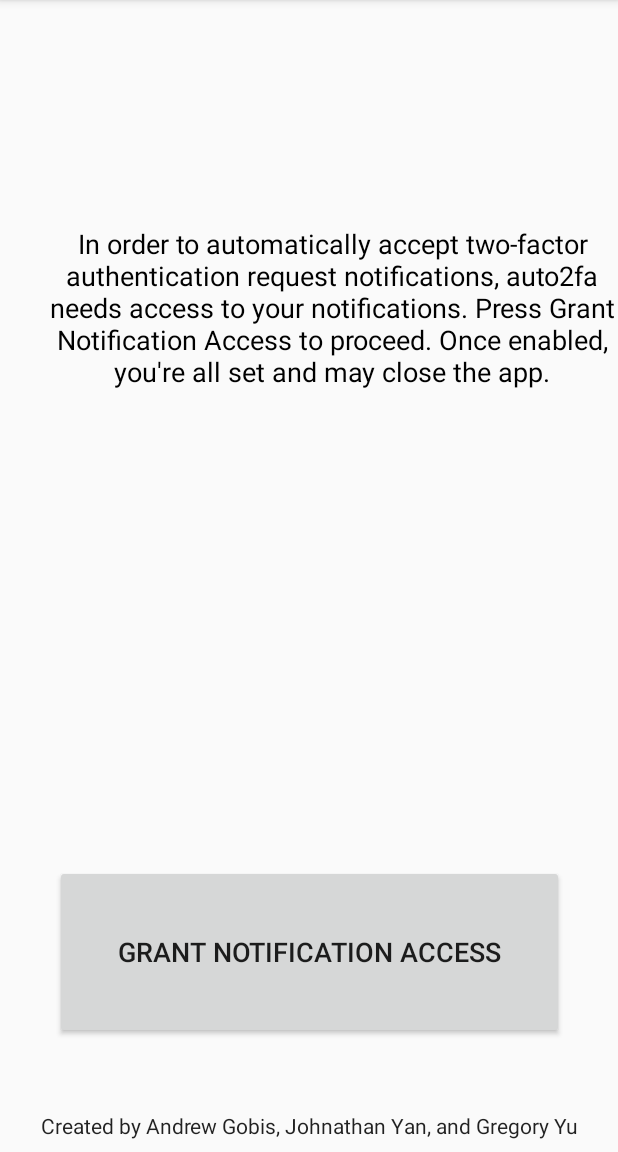
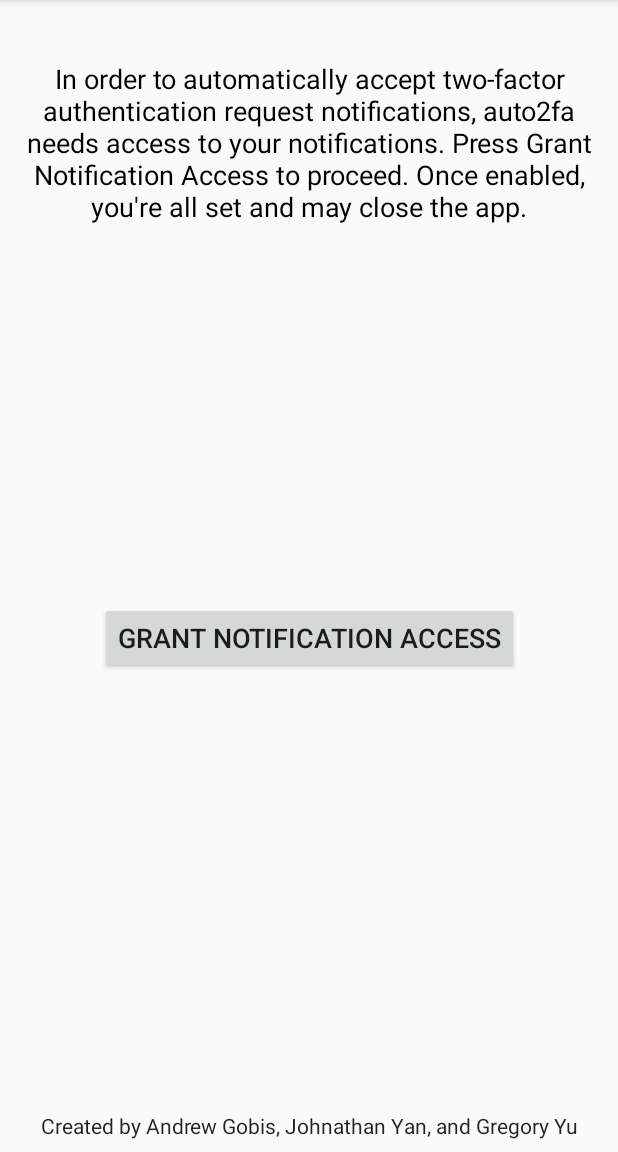
Before and after one commit to yugregory/auto2fa, an Android app: the screen it shows after launch (MainActivity), on a phone screen of 412 x 824 dp, the part 84-1236 px from its top. Run offline under Robolectric (Android 15) with nearby library versions, the phone set to English and light mode, and no system bars.

Commit message:
added a UI

```diff
--- a/app/src/main/java/com/example/auto2fa/MainActivity.java
+++ b/app/src/main/java/com/example/auto2fa/MainActivity.java
@@ -13,20 +13,27 @@ import android.support.v7.app.AppCompatActivity;
 import android.os.Bundle;
 import android.util.Log;
 import android.view.View;
+import android.widget.TextView;
 import android.widget.Button;
-import android.widget.Toast;
+//import android.widget.Toast;
 
 public class MainActivity extends AppCompatActivity {
     // RECEIVER VARIABLES
     private NotificationReceiver nReceiver;
+
     private String TAG = this.getClass().getSimpleName();
+    private TextView notificationAccessInstructionsTextView;
+    private Button notificationAccessButton;
+    private TextView noActionRequiredTextView;
+
 
     // CREATION OF NOTIFICATION BUTTON VARIABLES
-    private Button button_notify;
-    private static final String PRIMARY_CHANNEL_ID = "primary_notification_channel";
-    private static final int NOTIFICATION_ID = 0;
-    private NotificationManager mNotifyManager;
+    //private Button button_notify;
+    //private static final String PRIMARY_CHANNEL_ID = "primary_notification_channel";
+    //private static final int NOTIFICATION_ID = 0;
+    //private NotificationManager mNotifyManager;
 
+    /*
     public void createNotificationChannel()
     {
         mNotifyManager = (NotificationManager)
@@ -43,7 +50,9 @@ public class MainActivity extends AppCompatActivity {
             mNotifyManager.createNotificationChannel(notificationChannel);
         }
     }
+    */
 
+    /*
     private NotificationCompat.Builder getNotificationBuilder(){
         NotificationCompat.Builder notifyBuilder = new NotificationCompat.Builder(this, PRIMARY_CHANNEL_ID)
                 .setContentTitle("You've been notified!")
@@ -51,31 +60,41 @@ public class MainActivity extends AppCompatActivity {
                 .setSmallIcon(R.drawable.ic_launcher_background);
         return notifyBuilder;
     }
+    */
 
+    /*
     public void sendNotification() {
         NotificationCompat.Builder notifyBuilder = getNotificationBuilder();
         mNotifyManager.notify(NOTIFICATION_ID, notifyBuilder.build());
     }
+    */
 
     @Override
     protected void onCreate(Bundle savedInstanceState) {
         super.onCreate(savedInstanceState);
         setContentView(R.layout.activity_main);
 
-        createNotificationChannel();
+        //createNotificationChannel();
 
         // TODO: START LISTENER
         NotificationListener listener = new NotificationListener();
 
+        notificationAccessButton = findViewById(R.id.grantNotificationAccessButton);
+        notificationAccessInstructionsTextView = findViewById(R.id.getNotificationAccessInstructions);
+        noActionRequiredTextView = findViewById(R.id.noActionView);
+
         // ask user for notification permissions if necessary
         boolean canAccessNotifications = isNotificationAccessEnabled();
+
         if (!canAccessNotifications) {
             Log.i(TAG,"Requesting notification access");
-            Intent intent = new Intent("android.settings.ACTION_NOTIFICATION_LISTENER_SETTINGS");
-            startActivity(intent);
+            //Intent intent = new Intent("android.settings.ACTION_NOTIFICATION_LISTENER_SETTINGS");
+            //startActivity(intent);
+            showNoNotificationAccess();
         } else {
-            Log.i(TAG,"Can already access notifications: " + Boolean.toString(canAccessNotifications));
-            Toast.makeText(getApplicationContext(), "I have notification access", Toast.LENGTH_SHORT).show();
+            Log.i(TAG,"Can already access notifications");
+            showSetupComplete();
+            //Toast.makeText(getApplicationContext(), "I have notification access", Toast.LENGTH_SHORT).show();
         }
 
 
@@ -91,10 +110,39 @@ public class MainActivity extends AppCompatActivity {
         */
     }
 
+
+    @Override
+    protected void onResume() {
+        super.onResume();
+        boolean canAccessNotifications = isNotificationAccessEnabled();
+
+        if (!canAccessNotifications) {
+            Log.i(TAG,"Requesting notification access");
+            showNoNotificationAccess();
+        } else {
+            Log.i(TAG,"Can already access notifications");
+            showSetupComplete();
+        }
+    }
+
+    private void showNoNotificationAccess() {
+        notificationAccessInstructionsTextView.setVisibility(View.VISIBLE);
+        notificationAccessButton.setVisibility(View.VISIBLE);
+
+        noActionRequiredTextView.setVisibility(View.GONE);
+    }
+
+    private void showSetupComplete() {
+        noActionRequiredTextView.setVisibility(View.VISIBLE);
+
+        notificationAccessInstructionsTextView.setVisibility(View.GONE);
+        notificationAccessButton.setVisibility(View.GONE);
+    }
+
+
     //check notification access setting is enabled or not
     public boolean isNotificationAccessEnabled() {
         try{
-
             return Settings.Secure.getString(getApplicationContext().getContentResolver(),
                     "enabled_notification_listeners").contains(getApplicationContext().getPackageName());
         }catch(Exception e) {
@@ -103,9 +151,11 @@ public class MainActivity extends AppCompatActivity {
         return false;
     }
 
-    public void addDebugText(String text) {
+    public void getNotificationAccess(View view) {
+        Intent intent = new Intent("android.settings.ACTION_NOTIFICATION_LISTENER_SETTINGS");
+        startActivity(intent);
+    }
 
-    }
 
     class NotificationReceiver extends BroadcastReceiver {
         @Override
--- a/app/src/main/java/com/example/auto2fa/NotificationListener.java
+++ b/app/src/main/java/com/example/auto2fa/NotificationListener.java
@@ -25,22 +25,22 @@ public class NotificationListener extends NotificationListenerService{
         String notificationPackageName = sbn.getPackageName();
         //Util.toast(getApplicationContext(), package_name);
         Notification n = sbn.getNotification();
-        Log.i(TAG, "Actions: " + Arrays.toString(n.actions));
-        Log.i(TAG, n.extras.toString());
+        //Log.i(TAG, "Actions: " + Arrays.toString(n.actions));
+        //Log.i(TAG, n.extras.toString());
 
         if (notificationPackageName.equals(duoPackageName)) {
             //Util.toast(getApplicationContext(), "I got a duo notification");
             try {
                 if (n.actions != null && n.actions.length > 0) {
-                    Log.i(TAG, "actionIntent: " + n.actions[0].actionIntent.toString());
-                    for (Notification.Action action : n.actions) {
-                        Log.i(TAG, "Action's remoteInputs: " + Arrays.toString(action.getRemoteInputs()));
-                    }
-                    Log.i(TAG, "Action's remoteInputs: " + n.actions);
+                    //Log.i(TAG, "actionIntent: " + n.actions[0].actionIntent.toString());
+                    //for (Notification.Action action : n.actions) {
+                        //Log.i(TAG, "Action's remoteInputs: " + Arrays.toString(action.getRemoteInputs()));
+                    //}
+                    //Log.i(TAG, "Action's remoteInputs: " + n.actions);
                     n.actions[0].actionIntent.send();
-                    Log.i(TAG, "num actions: " + n.actions.length);
+                    //Log.i(TAG, "num actions: " + n.actions.length);
                 }
-                Log.i(TAG, "num actions: 0");
+                //Log.i(TAG, "num actions: 0");
             } catch (android.app.PendingIntent.CanceledException e) {
                 Log.e(TAG, e.getMessage());
             }
--- a/app/src/main/res/layout/activity_main.xml
+++ b/app/src/main/res/layout/activity_main.xml
@@ -7,37 +7,37 @@
     tools:context=".MainActivity">
 
     <TextView
-        android:id="@+id/textView"
-        android:layout_width="411dp"
-        android:layout_height="277dp"
+        android:id="@+id/getNotificationAccessInstructions"
+        android:layout_width="wrap_content"
+        android:layout_height="wrap_content"
         android:layout_marginStart="16dp"
-        android:layout_marginTop="16dp"
+        android:layout_marginTop="40dp"
         android:layout_marginEnd="16dp"
-        android:layout_marginBottom="16dp"
         android:text="@string/notification_access_instructions"
         android:textAlignment="center"
         android:textColor="@android:color/black"
         android:textSize="18sp"
-        app:layout_constraintBottom_toTopOf="@+id/grantNotificationAccessButton"
         app:layout_constraintEnd_toEndOf="parent"
-        app:layout_constraintHorizontal_bias="0.0"
         app:layout_constraintStart_toStartOf="parent"
         app:layout_constraintTop_toTopOf="parent" />
 
     <Button
         android:id="@+id/grantNotificationAccessButton"
-        android:layout_width="339dp"
-        android:layout_height="116dp"
+        android:layout_width="wrap_content"
+        android:layout_height="wrap_content"
+        android:layout_marginTop="8dp"
         android:layout_marginBottom="8dp"
         android:text="Grant Notification Access"
         android:textSize="18sp"
-        app:layout_constraintBottom_toTopOf="@+id/textView2"
+        android:onClick="getNotificationAccess"
+        app:layout_constraintBottom_toTopOf="@+id/Credits"
         app:layout_constraintEnd_toEndOf="parent"
-        app:layout_constraintStart_toStartOf="parent" />
+        app:layout_constraintStart_toStartOf="parent"
+        app:layout_constraintTop_toBottomOf="@+id/getNotificationAccessInstructions" />
 
     <TextView
-        android:id="@+id/textView2"
-        android:layout_width="409dp"
+        android:id="@+id/Credits"
+        android:layout_width="wrap_content"
         android:layout_height="59dp"
         android:layout_marginStart="8dp"
         android:layout_marginEnd="8dp"
@@ -50,4 +50,22 @@
         app:layout_constraintBottom_toBottomOf="parent"
         app:layout_constraintEnd_toEndOf="parent"
         app:layout_constraintStart_toStartOf="parent" />
+
+    <TextView
+        android:id="@+id/noActionView"
+        android:layout_width="wrap_content"
+        android:layout_height="wrap_content"
+        android:layout_marginStart="8dp"
+        android:layout_marginTop="8dp"
+        android:layout_marginEnd="8dp"
+        android:layout_marginBottom="8dp"
+        android:text="@string/noAction"
+        android:textColor="@android:color/black"
+        android:textSize="18sp"
+        android:textAlignment="center"
+        android:visibility="gone"
+        app:layout_constraintBottom_toBottomOf="@+id/Credits"
+        app:layout_constraintEnd_toEndOf="parent"
+        app:layout_constraintStart_toStartOf="parent"
+        app:layout_constraintTop_toTopOf="parent" />
 </android.support.constraint.ConstraintLayout>
--- a/app/src/main/res/values/strings.xml
+++ b/app/src/main/res/values/strings.xml
@@ -1,4 +1,5 @@
 <resources>
     <string name="app_name">Auto2fa</string>
     <string name="notification_access_instructions">In order to automatically accept two-factor authentication request notifications, auto2fa needs access to your notifications. Press "Grant Notification Access" to proceed. Once enabled, you\'re all set and may close the app.</string>
+    <string name="noAction">No Action Required.\nTwo-factor notifications will be automatically accepted.</string>
 </resources>
```
